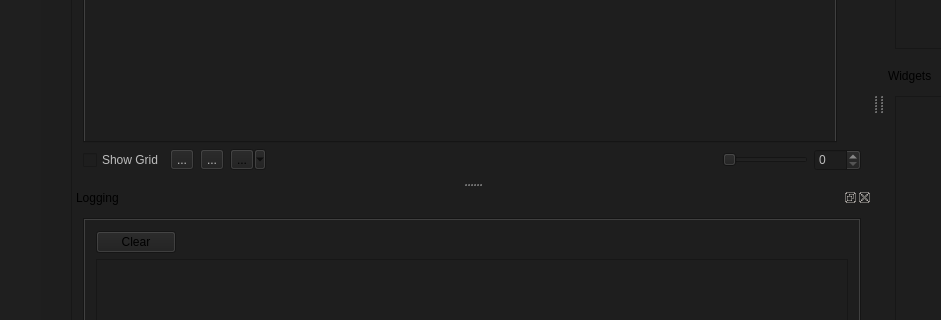
Old version of the form Morph/mainwindow.ui in the repository wazery/Morph-SDK; both pictures show x 0 to 941 and y 366 to 686 of the 1150 by 912 pixel window.
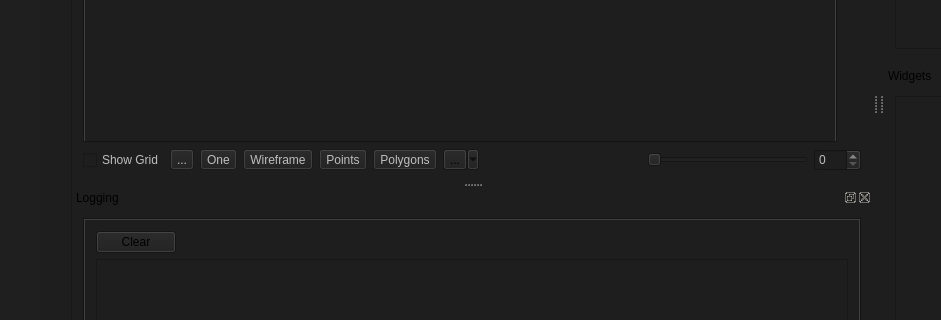
New version of the form. Icons and pictures are not drawn. Custom widgets are drawn as their Qt base class.

What changed in the file:
```diff
--- a/Morph/mainwindow.ui
+++ b/Morph/mainwindow.ui
@@ -373,7 +373,37 @@
           <bool>false</bool>
          </property>
          <property name="text">
-          <string>...</string>
+          <string>One</string>
+         </property>
+        </widget>
+       </item>
+       <item>
+        <widget class="QToolButton" name="wireframe">
+         <property name="enabled">
+          <bool>false</bool>
+         </property>
+         <property name="text">
+          <string>Wireframe</string>
+         </property>
+        </widget>
+       </item>
+       <item>
+        <widget class="QToolButton" name="points">
+         <property name="enabled">
+          <bool>false</bool>
+         </property>
+         <property name="text">
+          <string>Points</string>
+         </property>
+        </widget>
+       </item>
+       <item>
+        <widget class="QToolButton" name="polygons">
+         <property name="enabled">
+          <bool>false</bool>
+         </property>
+         <property name="text">
+          <string>Polygons</string>
          </property>
         </widget>
        </item>
@@ -410,7 +440,7 @@
          </property>
          <property name="sizeHint" stdset="0">
           <size>
-           <width>450</width>
+           <width>150</width>
            <height>20</height>
           </size>
          </property>
```
